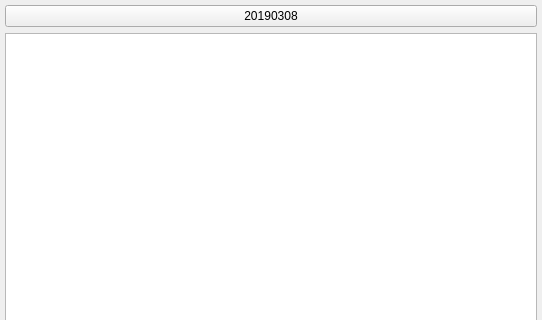
WittZhao/px-product-tools, file mainlog.ui: the form before one commit; both pictures show x 0 to 542 and y 0 to 320 of the 542 by 640 pixel window.
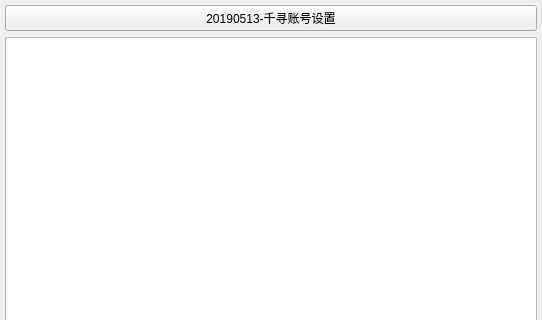
The form after the commit.

Commit message: 1.千寻账号设置完善

Patch:
```diff
--- a/mainlog.ui
+++ b/mainlog.ui
@@ -52,7 +52,7 @@
    <item row="0" column="0">
     <widget class="QPushButton" name="pushButton">
      <property name="text">
-      <string>20190308</string>
+      <string>20190513-千寻账号设置</string>
      </property>
     </widget>
    </item>
```
The commit also changes 10 other files.
